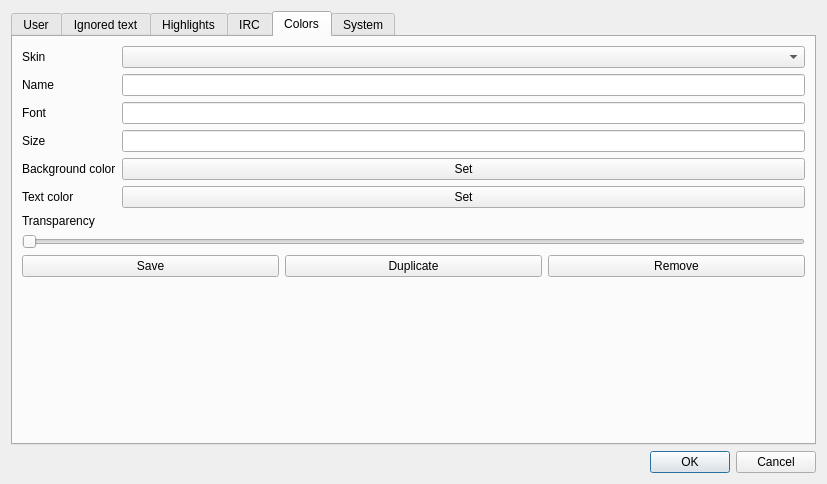
Old version of the form src/GrumpyIRC/preferenceswin.ui in the repository grumpy-irc/grumpy.
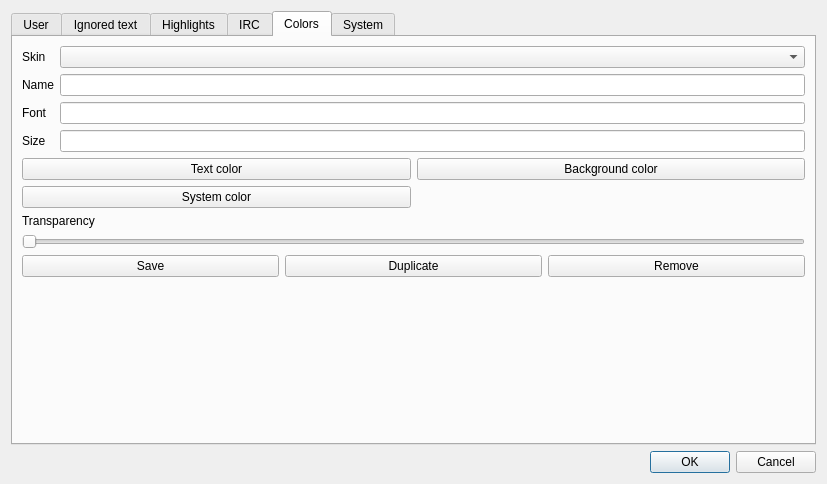
New version of the form. The open tabs and pages were chosen to show the change.

```diff
--- a/src/GrumpyIRC/preferenceswin.ui
+++ b/src/GrumpyIRC/preferenceswin.ui
@@ -158,6 +158,16 @@
          <item row="0" column="1">
           <widget class="QComboBox" name="comboBox"/>
          </item>
+         <item row="1" column="0">
+          <widget class="QLabel" name="label_16">
+           <property name="text">
+            <string>Name</string>
+           </property>
+          </widget>
+         </item>
+         <item row="1" column="1">
+          <widget class="QLineEdit" name="lineEdit_SkinName"/>
+         </item>
          <item row="2" column="0">
           <widget class="QLabel" name="label_12">
            <property name="text">
@@ -165,6 +175,9 @@
            </property>
           </widget>
          </item>
+         <item row="2" column="1">
+          <widget class="QLineEdit" name="lineEdit_SkinFont"/>
+         </item>
          <item row="3" column="0">
           <widget class="QLabel" name="label_13">
            <property name="text">
@@ -172,47 +185,31 @@
            </property>
           </widget>
          </item>
-         <item row="4" column="0">
-          <widget class="QLabel" name="label_14">
-           <property name="text">
-            <string>Background color</string>
-           </property>
-          </widget>
-         </item>
-         <item row="5" column="0">
-          <widget class="QLabel" name="label_15">
-           <property name="text">
-            <string>Text color</string>
-           </property>
-          </widget>
-         </item>
-         <item row="2" column="1">
-          <widget class="QLineEdit" name="lineEdit_SkinFont"/>
-         </item>
          <item row="3" column="1">
           <widget class="QLineEdit" name="lineEdit_SkinSz"/>
          </item>
-         <item row="1" column="0">
-          <widget class="QLabel" name="label_16">
-           <property name="text">
-            <string>Name</string>
-           </property>
-          </widget>
-         </item>
-         <item row="1" column="1">
-          <widget class="QLineEdit" name="lineEdit_SkinName"/>
-         </item>
-         <item row="4" column="1">
-          <widget class="QPushButton" name="pushButton_4">
-           <property name="text">
-            <string>Set</string>
-           </property>
-          </widget>
-         </item>
-         <item row="5" column="1">
+        </layout>
+       </item>
+       <item>
+        <layout class="QGridLayout" name="gridLayout">
+         <item row="0" column="0">
           <widget class="QPushButton" name="pushButton_5">
            <property name="text">
-            <string>Set</string>
+            <string>Text color</string>
+           </property>
+          </widget>
+         </item>
+         <item row="0" column="1">
+          <widget class="QPushButton" name="pushButton_4">
+           <property name="text">
+            <string>Background color</string>
+           </property>
+          </widget>
+         </item>
+         <item row="1" column="0">
+          <widget class="QPushButton" name="pushButton_SC">
+           <property name="text">
+            <string>System color</string>
            </property>
           </widget>
          </item>
```
